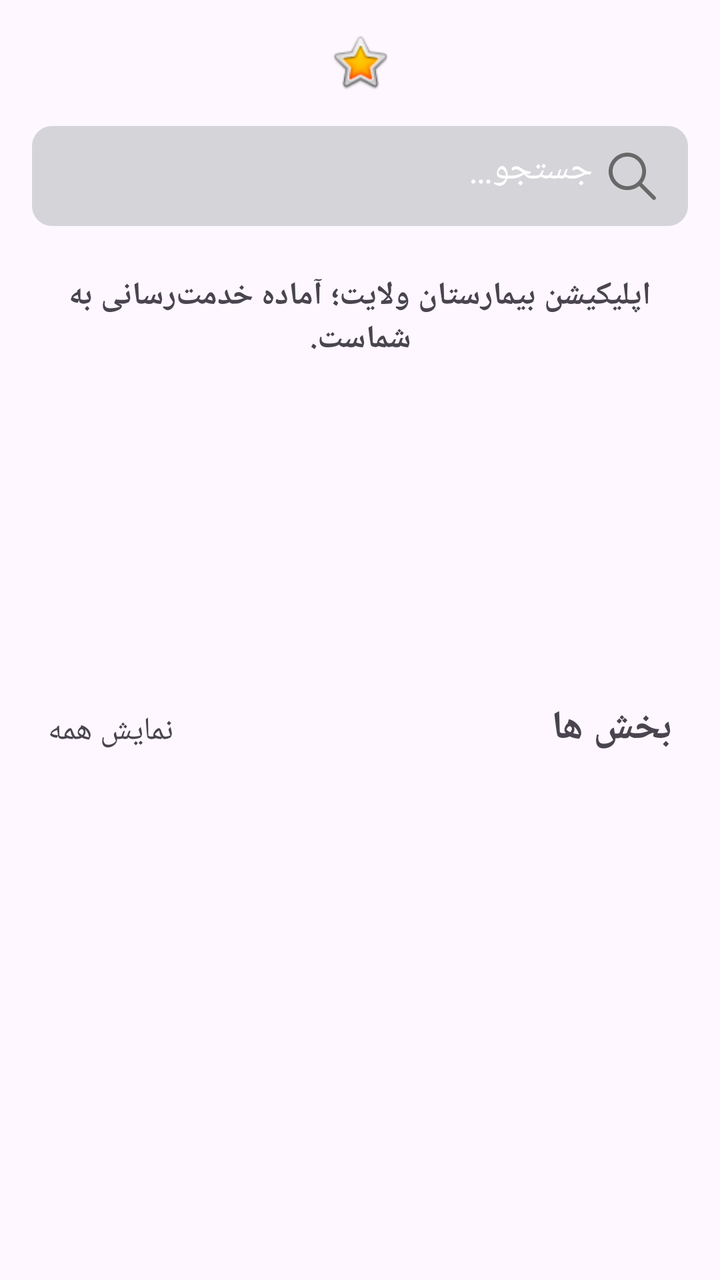
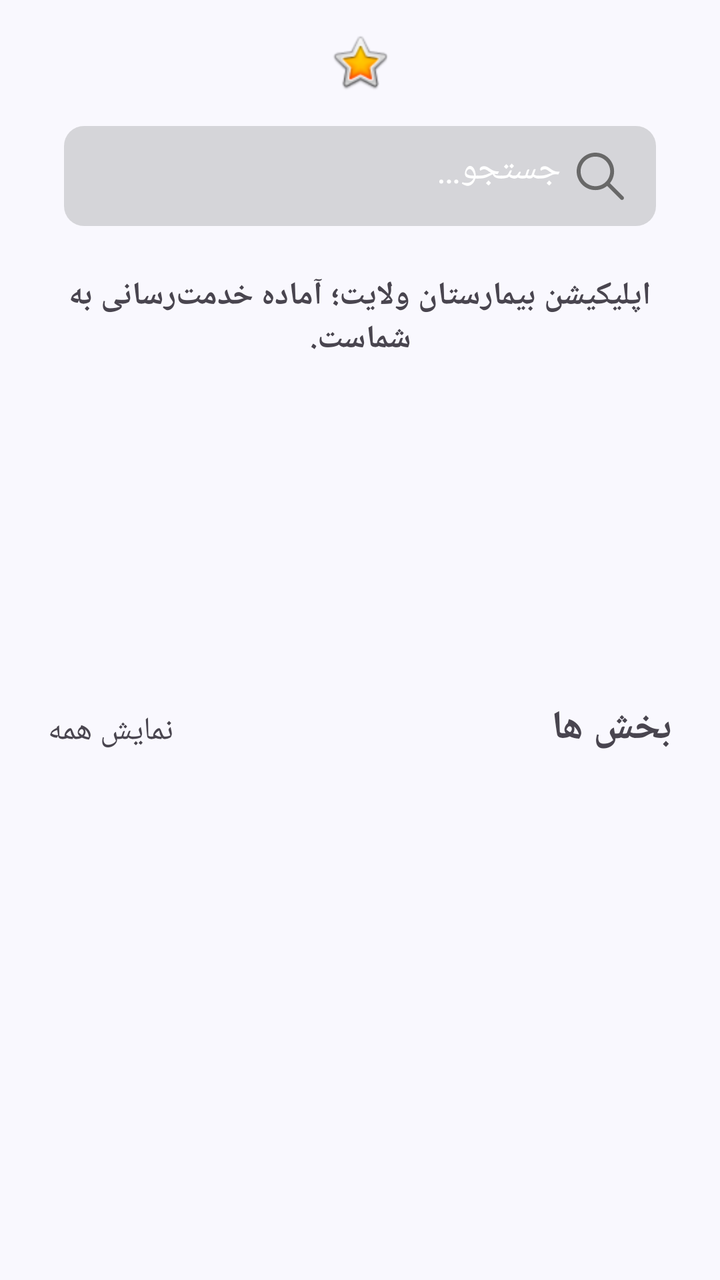

The first picture is an Android layout as it rendered before a commit; the second is the same layout after the commit. The layout source and the unified diff follow.
<!-- AndroidManifest.xml: application theme Theme.Hospital -->
<!-- res/layout/activity_main.xml -->
<?xml version="1.0" encoding="utf-8"?>
<androidx.constraintlayout.widget.ConstraintLayout xmlns:android="http://schemas.android.com/apk/res/android"
    xmlns:app="http://schemas.android.com/apk/res-auto"
    xmlns:tools="http://schemas.android.com/tools"
    android:id="@+id/main"
    android:layout_width="match_parent"
    android:layout_height="match_parent"
    tools:context=".Activity.MainActivity">

    <LinearLayout
        android:id="@+id/linear_logo"
        android:layout_width="0dp"
        android:layout_height="wrap_content"
        android:orientation="horizontal"
        app:layout_constraintEnd_toEndOf="parent"
        app:layout_constraintStart_toStartOf="parent"
        app:layout_constraintTop_toTopOf="parent">

        <ImageView
            android:id="@+id/imageView"
            android:layout_width="0dp"
            android:layout_height="wrap_content"
            android:layout_marginTop="15dp"
            android:layout_weight="1"
            app:srcCompat="@android:drawable/btn_star_big_on" />

    </LinearLayout>

    <EditText
        android:id="@+id/editTextText3"
        android:layout_width="0dp"
        android:layout_height="50dp"
        android:layout_marginStart="16dp"
        android:layout_marginEnd="16dp"
        android:layout_marginTop="16dp"
        android:drawablePadding="8dp"
        android:padding="16dp"
        android:hint="@string/searchBar"
        android:textColorHint="@color/white"
        android:drawableEnd="@drawable/search_icon"
        android:ems="10"
        android:inputType="text"
        app:layout_constraintEnd_toEndOf="parent"
        app:layout_constraintStart_toStartOf="parent"
        app:layout_constraintTop_toBottomOf="@id/linear_logo"
        android:background="@drawable/white_bg"/>

    <ScrollView
        android:layout_width="match_parent"
        android:layout_height="0dp"
        app:layout_constraintBottom_toBottomOf="parent"
        app:layout_constraintEnd_toEndOf="parent"
        app:layout_constraintStart_toStartOf="parent"
        app:layout_constraintTop_toBottomOf="@+id/editTextText3">

        <LinearLayout
            android:layout_width="match_parent"
            android:layout_height="wrap_content"
            android:orientation="vertical">

            <TextView
                android:id="@+id/textView"
                android:layout_width="match_parent"
                android:layout_height="wrap_content"
                android:layout_marginStart="16dp"
                android:layout_marginTop="24dp"
                android:layout_marginEnd="16dp"
                android:text="@string/introduction"
                android:textAlignment="center"
                android:textSize="16sp"
                android:textStyle="bold" />

            <androidx.constraintlayout.widget.ConstraintLayout
                android:id="@+id/constraintLayout"
                android:layout_width="match_parent"
                android:layout_height="match_parent"
                android:layout_marginTop="24dp">

                <androidx.viewpager2.widget.ViewPager2
                    android:id="@+id/viewPager2"
                    android:layout_width="match_parent"
                    android:layout_height="130dp"
                    app:layout_constraintEnd_toEndOf="parent"
                    app:layout_constraintStart_toStartOf="parent"
                    app:layout_constraintTop_toTopOf="parent" />

                <ProgressBar
                    android:id="@+id/progressBar2"
                    style="?android:attr/progressBarStyle"
                    android:layout_width="wrap_content"
                    android:layout_height="wrap_content"
                    app:layout_constraintBottom_toBottomOf="parent"
                    app:layout_constraintEnd_toEndOf="parent"
                    app:layout_constraintStart_toStartOf="parent"
                    app:layout_constraintTop_toTopOf="parent" />
            </androidx.constraintlayout.widget.ConstraintLayout>

            <LinearLayout
                android:layout_width="match_parent"
                android:layout_height="match_parent"
                android:orientation="horizontal"
                android:layout_marginStart="24dp"
                android:layout_marginEnd="24dp"
                android:layout_marginTop="16dp"
                android:layout_marginBottom="16dp">


                <TextView
                    android:id="@+id/seeAllTV"
                    android:layout_width="wrap_content"
                    android:layout_height="wrap_content"
                    android:text="@string/seeAll"
                    android:gravity="end"
                    android:textSize="16sp" />

                <TextView
                    android:id="@+id/textView3"
                    android:layout_width="0dp"
                    android:layout_height="wrap_content"
                    android:layout_weight="1"
                    android:text="@string/section"
                    android:textSize="20sp"
                    android:textStyle="bold" />
            </LinearLayout>

            <androidx.constraintlayout.widget.ConstraintLayout
                android:layout_width="match_parent"
                android:layout_height="match_parent">

                <ProgressBar
                    android:id="@+id/progressBarCategory"
                    style="?android:attr/progressBarStyle"
                    android:layout_width="wrap_content"
                    android:layout_height="wrap_content"
                    app:layout_constraintBottom_toBottomOf="parent"
                    app:layout_constraintEnd_toEndOf="parent"
                    app:layout_constraintStart_toStartOf="parent"
                    app:layout_constraintTop_toTopOf="parent" />

                <androidx.recyclerview.widget.RecyclerView
                    android:id="@+id/categoryView"
                    android:layout_width="match_parent"
                    android:layout_height="match_parent"
                    android:clipToPadding="false"
                    android:layout_marginTop="8dp"
                    android:paddingStart="16dp"
                    android:paddingEnd="16dp"
                    app:layout_constraintEnd_toEndOf="parent"
                    app:layout_constraintStart_toStartOf="parent"
                    app:layout_constraintTop_toTopOf="parent" />

            </androidx.constraintlayout.widget.ConstraintLayout>

        </LinearLayout>
    </ScrollView>

</androidx.constraintlayout.widget.ConstraintLayout>
<!-- resources referenced by this layout -->
<resources>
  <color name="white">#FFFFFFFF</color>
  <!-- drawable search_icon: png bitmap (drawable-hdpi, 851 bytes) -->
  <!-- drawable white_bg (drawable) -->
  <?xml version="1.0" encoding="utf-8"?>
  <selector xmlns:android="http://schemas.android.com/apk/res/android">
  <item>
      <shape android:shape="rectangle">
          <solid android:color="@color/gray"/>
          <corners android:radius="10dp"/>
      </shape>
  </item>
  </selector>
  <string name="introduction">اپلیکیشن بیمارستان ولایت؛ آماده خدمت‌رسانی به شماست.</string>
  <string name="searchBar">جستجو…</string>
  <string name="section">بخش ها</string>
  <string name="seeAll">نمایش همه</string>
  <style name="Theme.Hospital" parent="Base.Theme.Hospital" />
  <color name="gray">#D5D5D9</color>
  <style name="Base.Theme.Hospital" parent="Theme.Material3.DayNight.NoActionBar">
          
          
      </style>
</resources>

<!-- the commit's change to res/layout/activity_main.xml (unified diff, before → after) -->
@@ -5,7 +5,8 @@
     android:id="@+id/main"
     android:layout_width="match_parent"
     android:layout_height="match_parent"
-    tools:context=".Activity.MainActivity">
+    tools:context=".Activity.MainActivity"
+    android:background="@color/white_background">
 
     <LinearLayout
         android:id="@+id/linear_logo"
@@ -30,8 +31,8 @@
         android:id="@+id/editTextText3"
         android:layout_width="0dp"
         android:layout_height="50dp"
-        android:layout_marginStart="16dp"
-        android:layout_marginEnd="16dp"
+        android:layout_marginStart="32dp"
+        android:layout_marginEnd="32dp"
         android:layout_marginTop="16dp"
         android:drawablePadding="8dp"
         android:padding="16dp"
<!-- resource entries referenced after the edit -->
@@ -1,6 +1,7 @@
 <!-- resources referenced by this layout -->
 <resources>
   <color name="white">#FFFFFFFF</color>
+  <color name="white_background">#F9F8FE</color>
   <!-- drawable search_icon: png bitmap (drawable-hdpi, 851 bytes) -->
   <!-- drawable white_bg (drawable) -->
   <?xml version="1.0" encoding="utf-8"?>
